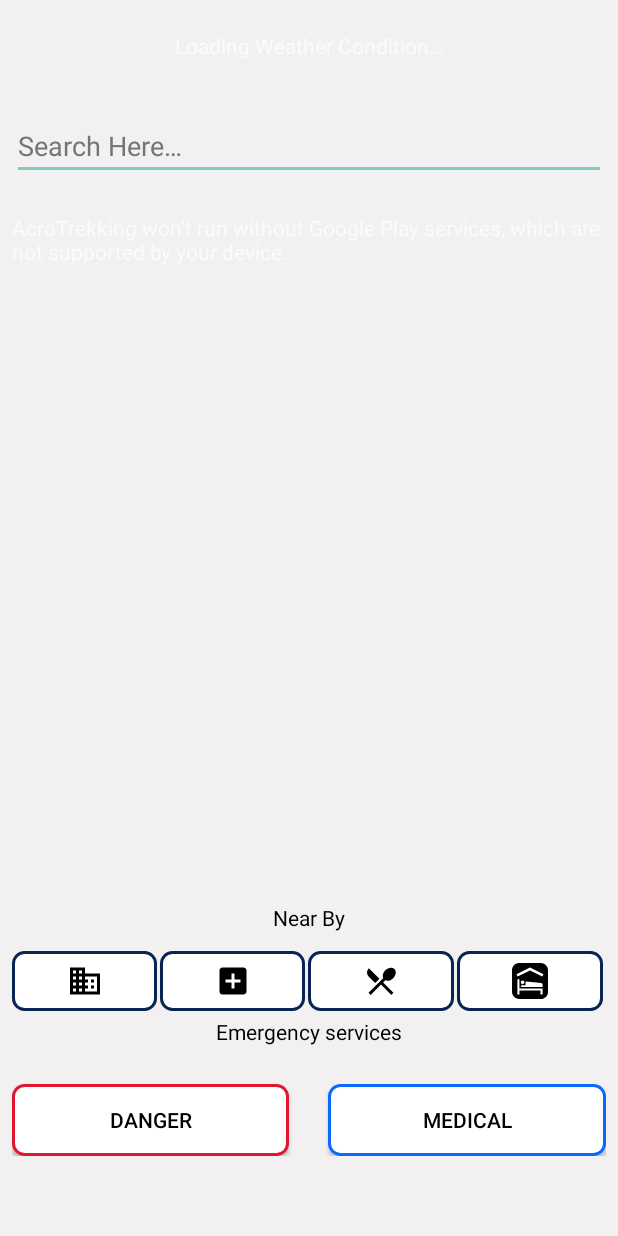
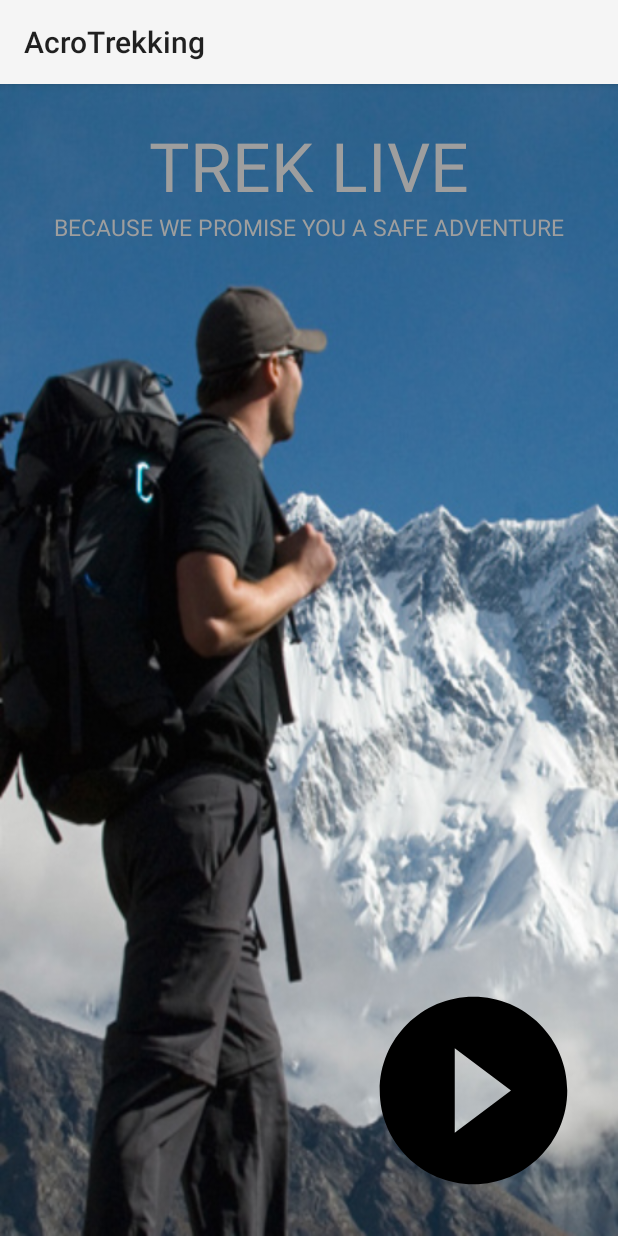
Before and after one commit to LalitKushwah/AcroHackathon, an Android app: the screen it shows after launch (MainActivity before the commit, IntroActivity after it), on a phone screen of 412 x 824 dp. Run offline under Robolectric (Android 15) with nearby library versions, the phone set to English and light mode, and no system bars; 4 statements that could not run were skipped.

Commit message:
Added name retrieval on intro screen

```diff
--- a/app/build.gradle
+++ b/app/build.gradle
@@ -24,4 +24,5 @@ dependencies {
     compile 'com.google.android.gms:play-services:9.6.1'
     compile 'com.android.support:recyclerview-v7:+'
     compile 'com.squareup.okhttp3:logging-interceptor:3.3.1'
+    compile 'agency.tango.android:material-intro-screen:0.0.5'
 }
--- /dev/null
+++ b/app/src/main/java/com/acro/hackathon/trekking/IntroActivity.java
@@ -0,0 +1,72 @@
+package com.acro.hackathon.trekking;
+
+import android.content.Intent;
+import android.os.Bundle;
+import android.support.v7.app.AppCompatActivity;
+import android.view.View;
+
+import com.acro.hackathon.trekking.POJO.routes.Treks;
+import com.acro.hackathon.trekking.network.TrekkingRoutes;
+
+import java.util.ArrayList;
+
+import retrofit2.Call;
+import retrofit2.Callback;
+import retrofit2.Response;
+import retrofit2.Retrofit;
+import retrofit2.converter.gson.GsonConverterFactory;
+
+public class IntroActivity extends AppCompatActivity {
+
+    ArrayList<String> names;
+    @Override
+    protected void onCreate(Bundle savedInstanceState) {
+        super.onCreate(savedInstanceState);
+        setContentView(R.layout.trek_select_screen);
+        getTrekkingRoutesName();
+    }
+
+
+
+    public void onClick(View view) {
+        startActivity(new Intent(IntroActivity.this, MainActivity.class));
+    }
+
+
+    public void getTrekkingRoutesName(){
+        names = new ArrayList<>();
+
+        Retrofit adapter = new Retrofit.Builder()
+                .baseUrl("http://acrokids-ps11.rhcloud.com/")
+                .client(MainActivity.getUnsafeOkHttpClient())
+                .addConverterFactory(GsonConverterFactory.create())
+                .build();
+
+        TrekkingRoutes service = adapter.create(TrekkingRoutes.class);
+
+        Call<Treks> response = service.getTrekkingRoutes();
+
+        response.enqueue(new Callback<Treks>() {
+            @Override
+            public void onResponse(Call<Treks> call, Response<Treks> response) {
+                if (response.isSuccessful()) {
+                    for (int i = 0; i <response.body().getFeatures().size() ; i++) {
+                        names.add(response.body().getFeatures().get(i).getProperties().getName());
+                    }
+                    startActivity(new Intent(IntroActivity.this, MainActivity.class));
+                }
+            }
+
+            @Override
+            public void onFailure(Call<Treks> call, Throwable t) {
+
+            }
+        });
+
+
+
+
+
+
+    }
+}
--- a/app/src/main/java/com/acro/hackathon/trekking/MainActivity.java
+++ b/app/src/main/java/com/acro/hackathon/trekking/MainActivity.java
@@ -72,20 +72,13 @@ public class MainActivity extends LocationBaseActivity implements OnMapReadyCall
         setContentView(R.layout.activity_main);
         weatherText=(TextView)findViewById(R.id.weatherText);
         LocationManager.setLogType(LogType.GENERAL);
-        getTrekkingDatas();
+
         drawerOptions = getResources().getStringArray(R.array.drawer_options);
         mDrawerLayout = (DrawerLayout)findViewById(R.id.drawer);
         mDrawerList = (ListView)findViewById(R.id.navigation_list);
 
         mDrawerList.setAdapter(new ArrayAdapter<String>(this, android.R.layout.simple_list_item_1, drawerOptions));
-
         getLocation();
-
-//        try {
-//
-//        } catch (JSONException e) {
-//            e.printStackTrace();
-//        }
     }
 
 
@@ -102,7 +95,7 @@ public class MainActivity extends LocationBaseActivity implements OnMapReadyCall
 
             SupportMapFragment mapFragment = (SupportMapFragment)getSupportFragmentManager().findFragmentById(R.id.map);
             mapFragment.getMapAsync(this);
-
+       // getTrekkingDatas();
 
    /*     Circle circle = mMap.addCircle(new CircleOptions()
                 .center(new LatLng(latitude, longitude))
@@ -408,7 +401,7 @@ public class MainActivity extends LocationBaseActivity implements OnMapReadyCall
 //
 //            List<String> coordinates = routes.get(i).getCoordinates();
 //
-//                //TODO : resolve NuberFormat exception
+//
 //
 //
 //                for(int j=0;j<coordinates.size()-1;j++){
--- a/app/src/main/java/com/acro/hackathon/trekking/network/TrekkingRoutes.java
+++ b/app/src/main/java/com/acro/hackathon/trekking/network/TrekkingRoutes.java
@@ -13,6 +13,4 @@ public interface TrekkingRoutes {
 
     @POST("/Trek.json")
     Call<Treks> getTrekkingRoutes();
-
-
 }
--- /dev/null
+++ b/app/src/main/res/drawable/ic_play_circle_filled_black_24dp.xml
@@ -0,0 +1,9 @@
+<vector xmlns:android="http://schemas.android.com/apk/res/android"
+        android:width="24dp"
+        android:height="24dp"
+        android:viewportWidth="24.0"
+        android:viewportHeight="24.0">
+    <path
+        android:fillColor="#FF000000"
+        android:pathData="M12,2C6.48,2 2,6.48 2,12s4.48,10 10,10 10,-4.48 10,-10S17.52,2 12,2zM10,16.5v-9l6,4.5 -6,4.5z"/>
+</vector>
--- /dev/null
+++ b/app/src/main/res/layout/trek_select_screen.xml
@@ -0,0 +1,69 @@
+<?xml version="1.0" encoding="utf-8"?>
+<RelativeLayout xmlns:android="http://schemas.android.com/apk/res/android"
+    android:orientation="vertical" android:layout_width="match_parent"
+    android:layout_height="match_parent">
+
+    <ImageView
+        android:layout_width="match_parent"
+        android:layout_height="match_parent"
+        android:background="@drawable/bg1"
+        android:scaleType="centerCrop"
+        android:cropToPadding="false"
+        android:adjustViewBounds="true"
+        android:layout_alignParentTop="true"
+        android:layout_alignParentLeft="true"
+        android:layout_alignParentStart="true"
+        android:id="@+id/back" />
+
+    <ImageButton
+        android:layout_width="150dp"
+        android:layout_height="150dp"
+        android:src="@drawable/ic_play_circle_filled_black_24dp"
+        android:scaleType="centerCrop"
+        android:background="@null"
+        android:onClick="onClick"
+        android:elevation="8dp"
+        android:layout_alignParentBottom="true"
+        android:layout_alignParentRight="true"
+        android:layout_alignParentEnd="true"
+        android:layout_marginRight="21dp"
+        android:layout_marginEnd="21dp"
+        android:layout_marginBottom="22dp"
+        android:id="@+id/imageButton" />
+
+    <TextView
+        android:layout_width="wrap_content"
+        android:layout_height="wrap_content"
+        android:text="TREK LIVE"
+        android:id="@+id/title"
+        android:textColor="#9e9e9e"
+        android:textSize="45sp"
+        android:gravity="center_vertical"
+        android:layout_marginTop="24dp"
+        android:layout_alignParentTop="true"
+        android:layout_centerHorizontal="true" />
+
+    <TextView
+        android:layout_width="wrap_content"
+        android:layout_height="wrap_content"
+        android:text="BECAUSE WE PROMISE YOU A SAFE ADVENTURE"
+        android:textColor="#9e9e9e"
+        android:textSize="15sp"
+        android:gravity="center_vertical"
+        android:id="@+id/subtitle"
+        android:layout_below="@+id/title"
+        android:layout_centerHorizontal="true" />
+
+    <!--<Spinner-->
+        <!--android:layout_width="match_parent"-->
+        <!--android:layout_height="wrap_content"-->
+        <!--android:layout_alignParentBottom="true"-->
+        <!--android:layout_alignParentRight="true"-->
+        <!--android:layout_alignParentEnd="true"-->
+        <!--android:layout_marginRight="8dp"-->
+        <!--android:layout_marginEnd="8dp"-->
+        <!--android:layout_marginBottom="235dp"-->
+        <!--android:id="@+id/trekSelect"/>-->
+
+
+</RelativeLayout>
--- a/app/src/main/res/values/colors.xml
+++ b/app/src/main/res/values/colors.xml
@@ -1,6 +1,6 @@
 <?xml version="1.0" encoding="utf-8"?>
 <resources>
-    <color name="colorPrimary">#3F51B5</color>
-    <color name="colorPrimaryDark">#303F9F</color>
+    <color name="colorPrimary">#1CA8F4</color>
+    <color name="colorPrimaryDark">#00a1ea</color>
     <color name="colorAccent">#FF4081</color>
 </resources>
--- a/build.gradle
+++ b/build.gradle
@@ -3,6 +3,7 @@
 buildscript {
     repositories {
         jcenter()
+        maven { url 'https://jitpack.io' }
     }
     dependencies {
         classpath 'com.android.tools.build:gradle:2.2.3'
@@ -23,7 +24,7 @@ allprojects {
 
     project.ext {
         versions = [
-              minSdkVersion    : 14,
+              minSdkVersion    : 15,
               compileSdkVersion: 24,
               targetSdkVersion : 24,
               buildToolsVersion: '24.0.1'
```
Also changed, not shown: app/src/main/AndroidManifest.xml (+12 -5 lines), app/src/main/java/com/acro/hackathon/trekking/CustomSlide.java (added, +74 -0 lines), app/src/main/java/com/acro/hackathon/trekking/TrekSelectActivity.java (deleted, +0 -13 lines), app/src/main/res/layout/activity_intro.xml (added, +13 -0 lines), app/src/main/res/layout/activity_trek_select.xml (deleted, +0 -13 lines), app/src/main/res/drawable/bg.jpg (added), app/src/main/res/drawable/bg1.jpg (added), app/src/main/res/drawable/go.png (added), 3 other files.
